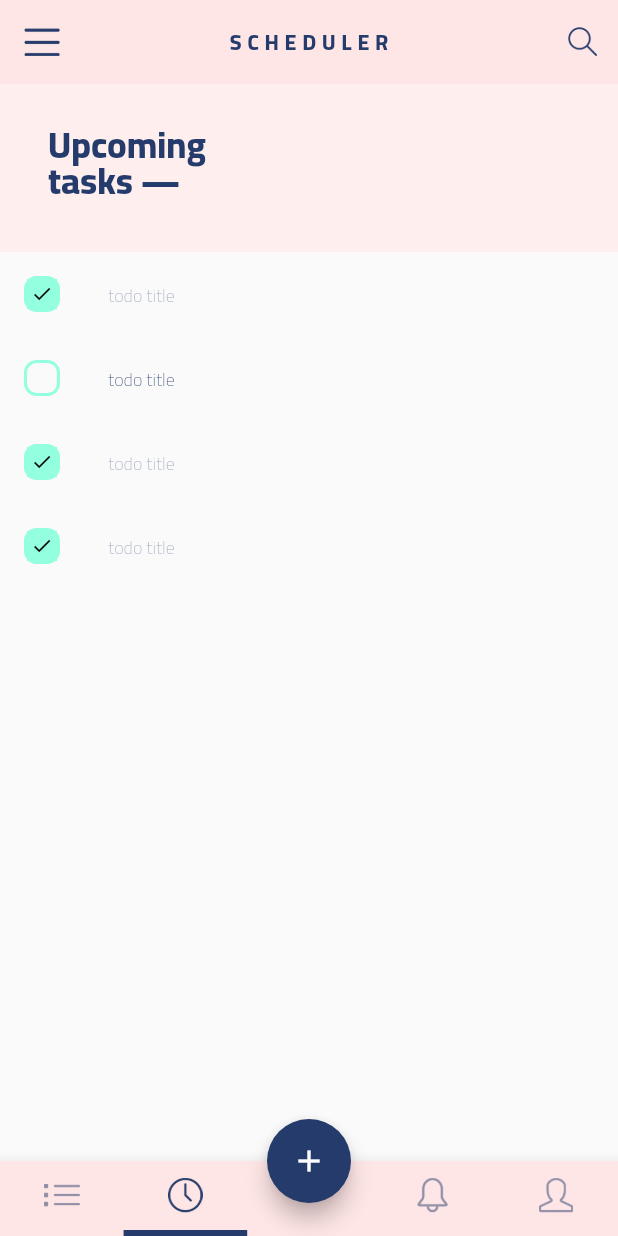
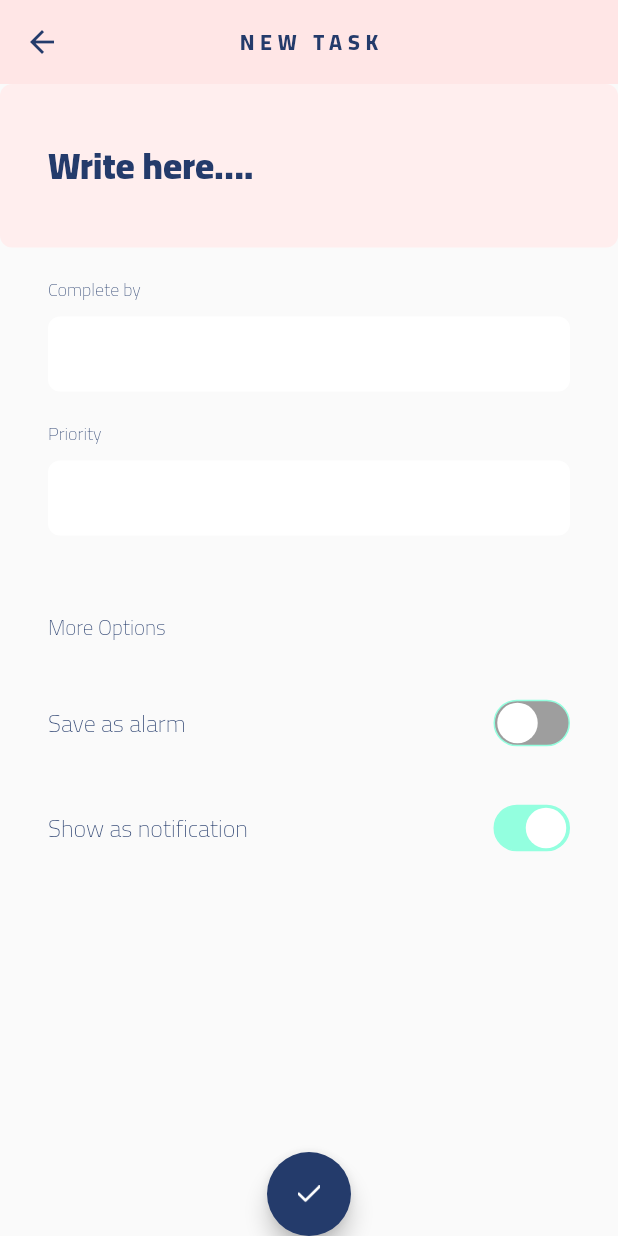
Before and after one commit to mostafaemara/candy_task_manager, a Flutter app: the HomeScreen screen opened by its route, item 2 of the bottom bar chosen, after a tap on the "add" icon, on a phone screen of 412 x 824 dp. Run offline on Flutter 3.47's test engine with Material 2 defaults, Android fonts, the light colour scheme and no system bars; drawn by our look-alikes of flutter_switch; our stand-ins replace auto_route, firebase_core, firebase_messaging, flutter_local_notifications; accounts and stored records are empty; generated files the repository leaves out were written again.

Commit message:
ui implmenting

```diff
--- /dev/null
+++ b/lib/src/presentation/common/check_box_list_tile.dart
@@ -0,0 +1,40 @@
+import 'package:flutter/material.dart';
+import 'package:flutter_switch/flutter_switch.dart';
+import 'package:task_manger/src/presentation/styles/colors.dart';
+
+class CheckBoxListTile extends StatelessWidget {
+  const CheckBoxListTile(
+      {Key? key,
+      required this.value,
+      required this.title,
+      required this.onChange})
+      : super(key: key);
+  final bool value;
+  final String title;
+  final Function(bool) onChange;
+  @override
+  Widget build(BuildContext context) {
+    return ListTile(
+      minVerticalPadding: 20,
+      contentPadding: EdgeInsets.zero,
+      title: Text(
+        title,
+        style: TextStyle(
+            fontWeight: FontWeight.w200,
+            color: Theme.of(context).colorScheme.onSurface),
+      ),
+      trailing: SizedBox(
+        width: 51,
+        height: 31,
+        child: FlutterSwitch(
+            toggleSize: 28,
+            padding: 1,
+            value: value,
+            onToggle: onChange,
+            inactiveSwitchBorder: Border.all(color: AppColors.aquamarine),
+            activeSwitchBorder: Border.all(color: AppColors.aquamarine),
+            activeColor: AppColors.aquamarine),
+      ),
+    );
+  }
+}
--- a/lib/src/presentation/common/custom_app_bar.dart
+++ b/lib/src/presentation/common/custom_app_bar.dart
@@ -1,22 +1,19 @@
 import 'package:flutter/material.dart';
 
-class CustomAppBar extends StatelessWidget {
+class CustomAppBar extends StatelessWidget implements PreferredSizeWidget {
   final String title;
   final Widget? leading;
-  final Widget trailing;
+  final List<Widget>? actions;
 
-  const CustomAppBar({
-    Key? key,
-    required this.title,
-    this.leading,
-    required this.trailing,
-  }) : super(key: key);
+  const CustomAppBar(
+      {Key? key, required this.title, this.leading, this.actions})
+      : super(key: key);
 
   @override
   Widget build(BuildContext context) {
     return AppBar(
         elevation: 0,
-        actions: [trailing],
+        actions: actions,
         centerTitle: true,
         title: Text(
           title,
@@ -25,4 +22,7 @@ class CustomAppBar extends StatelessWidget {
         ),
         leading: leading);
   }
+
+  @override
+  Size get preferredSize => const Size.fromHeight(kToolbarHeight);
 }
--- a/lib/src/presentation/screens/home/profile/widgets/subtitle.dart
+++ b/lib/src/presentation/common/subtitle.dart
@@ -5,6 +5,11 @@ class Subtitle extends StatelessWidget {
   final String title;
   @override
   Widget build(BuildContext context) {
-    return Text(title);
+    return SizedBox(
+        width: double.infinity,
+        child: Text(title,
+            style: TextStyle(
+                fontWeight: FontWeight.w200,
+                color: Theme.of(context).colorScheme.onSurface)));
   }
 }
--- a/lib/src/presentation/localization/app_en.arb
+++ b/lib/src/presentation/localization/app_en.arb
@@ -4,20 +4,28 @@
   },
   "alerts": "Alerts.        & updates —",
   "appTitle": "task_manger",
+  "completeBy": "Complete by",
   "confirmPassword": "Confirm Password",
   "email": "Email",
   "forgotPassword": "Forgot password?",
   "haveAccount": "Have account? Log In",
   "login": "Login",
+  "moreOptions": "More Options",
+  "newTask": "New Task",
   "newUserRegister": "New User? Register Here",
   "notifications": "Notifications",
   "password": "Password",
+  "priority": "Priority",
   "profile": "Profile",
   "register": "Register",
+  "saveAsAlarm": "Save as alarm",
   "scheduler": "Scheduler",
+  "selectDate": "Select a date",
+  "showAsNotification": "Show as notification",
   "splashTitle": "Simple Task Manger",
   "termsAndPolicies": "By registering, you automatically accept the Terms & Policies of candy app.",
   "todayList": "Today's list —",
   "todo": "TO-DO",
-  "upcomingTasks": "Upcoming tasks —"
+  "upcomingTasks": "Upcoming tasks —",
+  "writeHere": "Write here…."
 }
--- a/lib/src/presentation/screens/home/home_screen.dart
+++ b/lib/src/presentation/screens/home/home_screen.dart
@@ -23,8 +23,11 @@ class HomeScreen extends StatelessWidget {
       ),
       floatingActionButtonLocation:
           FloatingActionButtonLocation.miniCenterDocked,
-      floatingActionButton:
-          FloatingActionButton(onPressed: () {}, child: const Icon(Icons.add)),
+      floatingActionButton: FloatingActionButton(
+          onPressed: () {
+            AutoRouter.of(context).replace(const NewTaskRoute());
+          },
+          child: const Icon(Icons.add)),
     );
   }
 }
--- a/lib/src/presentation/screens/home/notifications/notifications_screen.dart
+++ b/lib/src/presentation/screens/home/notifications/notifications_screen.dart
@@ -40,7 +40,7 @@ class _NotificationsScreenState extends State<NotificationsScreen> {
         child: Column(
       children: [
         CustomAppBar(
-          trailing: SearchButton(onPressed: () {}),
+          actions: [SearchButton(onPressed: () {})],
           leading: MenuButton(onPressed: () {}),
           title: AppLocalizations.of(context)!.notifications.toUpperCase(),
         ),
--- a/lib/src/presentation/screens/home/scheduler/scheduler_screen.dart
+++ b/lib/src/presentation/screens/home/scheduler/scheduler_screen.dart
@@ -38,7 +38,7 @@ class _SchedulerScreenState extends State<SchedulerScreen> {
         child: Column(
       children: [
         CustomAppBar(
-          trailing: SearchButton(onPressed: () {}),
+          actions: [SearchButton(onPressed: () {})],
           leading: MenuButton(onPressed: () {}),
           title: AppLocalizations.of(context)!.scheduler.toUpperCase(),
         ),
--- a/lib/src/presentation/screens/home/todo/todo_screen.dart
+++ b/lib/src/presentation/screens/home/todo/todo_screen.dart
@@ -37,7 +37,7 @@ class _TodoScreenState extends State<TodoScreen> {
     return Column(
       children: [
         CustomAppBar(
-          trailing: SearchButton(onPressed: () {}),
+          actions: [SearchButton(onPressed: () {})],
           leading: MenuButton(onPressed: () {}),
           title: AppLocalizations.of(context)!.todo,
         ),
--- a/lib/src/presentation/screens/new_task/new_task_screen.dart
+++ b/lib/src/presentation/screens/new_task/new_task_screen.dart
@@ -1,10 +1,27 @@
 import 'package:flutter/material.dart';
+import 'package:task_manger/src/presentation/common/custom_app_bar.dart';
+import 'package:flutter_gen/gen_l10n/app_localizations.dart';
+import 'package:task_manger/src/presentation/screens/new_task/widgets/new_task_form.dart';
+import 'package:task_manger/src/presentation/utils/images.dart';
 
 class NewTaskScreen extends StatelessWidget {
   const NewTaskScreen({Key? key}) : super(key: key);
 
   @override
   Widget build(BuildContext context) {
-    return Container();
+    return Scaffold(
+      appBar: CustomAppBar(
+          title: AppLocalizations.of(context)!.newTask.toUpperCase()),
+      body: const NewTaskForm(),
+      floatingActionButton: FloatingActionButton(
+        child: Image.asset(
+          Images.checkIcon,
+          width: 16,
+          height: 11.45,
+        ),
+        onPressed: () {},
+      ),
+      floatingActionButtonLocation: FloatingActionButtonLocation.centerDocked,
+    );
   }
 }
--- /dev/null
+++ b/lib/src/presentation/screens/new_task/widgets/new_task_form.dart
@@ -0,0 +1,71 @@
+import 'package:flutter/material.dart';
+import 'package:task_manger/src/presentation/common/form_field_label.dart';
+import 'package:flutter_gen/gen_l10n/app_localizations.dart';
+import 'package:task_manger/src/presentation/common/subtitle.dart';
+import 'package:task_manger/src/presentation/common/check_box_list_tile.dart';
+
+class NewTaskForm extends StatelessWidget {
+  const NewTaskForm({Key? key}) : super(key: key);
+
+  @override
+  Widget build(BuildContext context) {
+    return Form(
+        child: Column(
+      children: [
+        TextFormField(
+          decoration: InputDecoration(
+            isCollapsed: true,
+            isDense: true,
+            hintStyle: TextStyle(
+                fontWeight: FontWeight.w900,
+                fontSize: 24,
+                color: Theme.of(context).colorScheme.onBackground),
+            hintText: AppLocalizations.of(context)!.writeHere,
+            contentPadding:
+                const EdgeInsets.symmetric(horizontal: 32, vertical: 32),
+            fillColor: Theme.of(context).colorScheme.background,
+          ),
+        ),
+        Padding(
+          padding: const EdgeInsets.symmetric(horizontal: 32),
+          child: Column(
+            crossAxisAlignment: CrossAxisAlignment.start,
+            children: [
+              const SizedBox(
+                height: 16,
+              ),
+              FormFieldLabel(label: AppLocalizations.of(context)!.completeBy),
+              const SizedBox(
+                height: 8,
+              ),
+              TextFormField(),
+              const SizedBox(
+                height: 16,
+              ),
+              FormFieldLabel(label: AppLocalizations.of(context)!.priority),
+              const SizedBox(
+                height: 8,
+              ),
+              TextFormField(),
+              const SizedBox(
+                height: 48,
+              ),
+              Subtitle(title: AppLocalizations.of(context)!.moreOptions),
+              const SizedBox(
+                height: 16,
+              ),
+              CheckBoxListTile(
+                  value: false,
+                  title: AppLocalizations.of(context)!.saveAsAlarm,
+                  onChange: (v) {}),
+              CheckBoxListTile(
+                  value: true,
+                  title: AppLocalizations.of(context)!.showAsNotification,
+                  onChange: (v) {}),
+            ],
+          ),
+        ),
+      ],
+    ));
+  }
+}
--- a/lib/src/presentation/utils/images.dart
+++ b/lib/src/presentation/utils/images.dart
@@ -14,4 +14,5 @@ class Images {
   static const searchIcon = "assets/images/search_icon.png";
   static const noteIcon = "assets/images/note.png";
   static const alertIcon = "assets/images/i.png";
+  static const checkIcon = "assets/images/check.png";
 }
--- a/pubspec.yaml
+++ b/pubspec.yaml
@@ -20,6 +20,7 @@ dependencies:
   firebase_core: ^1.14.0
   firebase_messaging: ^11.2.12
   workmanager: ^0.4.1
+  flutter_switch: ^0.3.2
 dev_dependencies:
   flutter_test:
     sdk: flutter
```
Also changed, not shown: lib/src/presentation/localization/app_ar.arb (+9 -1 lines), lib/src/presentation/screens/home/profile/profile_screen.dart (+49 -10 lines), lib/src/presentation/screens/home/profile/widgets/setting_list_tile.dart (deleted, +0 -10 lines), assets/images/check.png (added), pubspec.lock.
